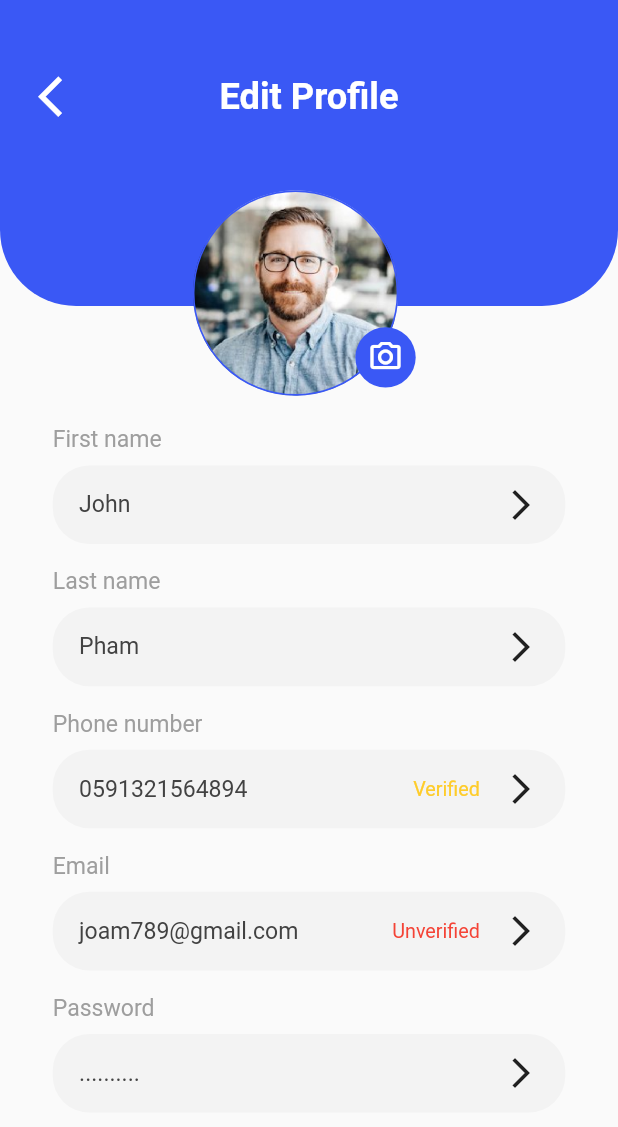
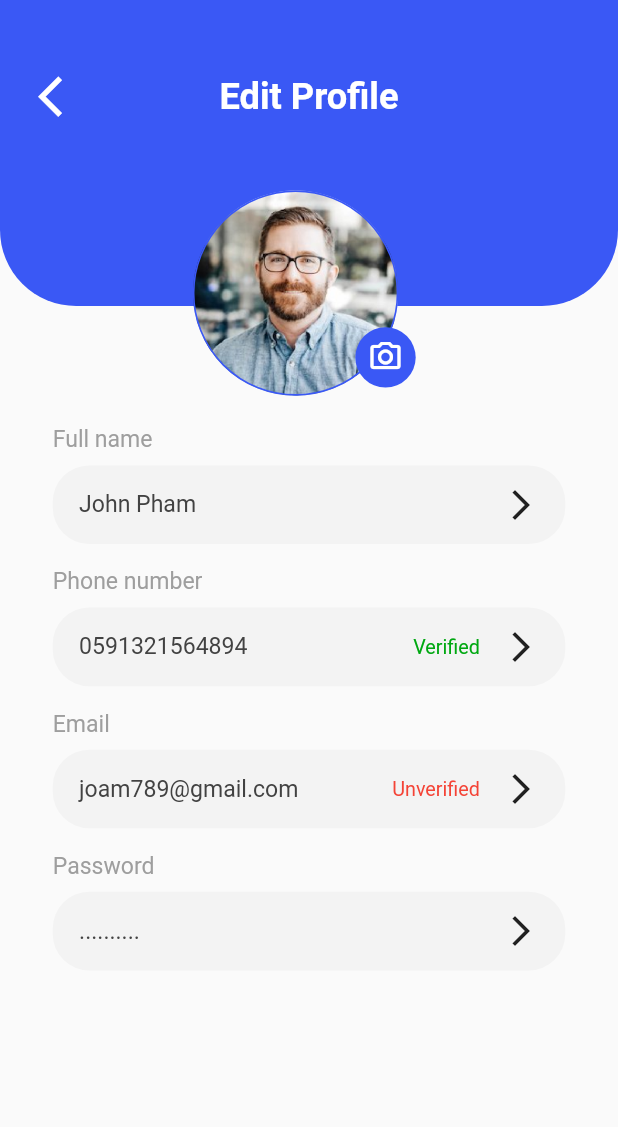
Before and after one commit to AhmedZaeem/lamp, a Flutter app: the EditProfile screen opened directly, on a phone screen of 412 x 824 dp. Shown: the top 1127 px of the screen. Run offline on Flutter 3.47's test engine with Material 2 defaults, Android fonts, the phone set to English and light mode, and no system bars; our stand-ins replace flutter_screenutil, flutter_svg, table_calendar; missing offline and left inert: cool_dropdown; generated files the repository leaves out were written again.

Commit message:
profile settings

```diff
--- a/lib/Screens/EditField.dart
+++ b/lib/Screens/EditField.dart
@@ -18,10 +18,8 @@ class _EditFiledState extends State<EditFiled> {
   void initState() {
     super.initState();
     _textController = TextEditingController(
-        text: widget.index == 0
-            ? 'John'
-            : widget.index == 1
-                ? 'Pham'
+        text: widget.index == 1
+            ? 'John Pham'
             : widget.index == 2
                 ? '0591321564894'
                 : widget.index == 3
@@ -39,10 +37,8 @@ class _EditFiledState extends State<EditFiled> {
 
   @override
   Widget build(BuildContext context) {
-    String field = widget.index == 0
-        ? 'First name'
-        : widget.index == 1
-            ? 'Lst name'
+    String field = widget.index == 1
+        ? 'Full name'
         : widget.index == 2
             ? 'Phone Number'
             : widget.index == 3
--- a/lib/Screens/EditProfile.dart
+++ b/lib/Screens/EditProfile.dart
@@ -103,24 +103,12 @@ class _EditProfileState extends State<EditProfile> with NavigatorHelper {
                 crossAxisAlignment: CrossAxisAlignment.start,
                 children: [
                   Text(
-                    'First name',
+                    'Full name',
                     style: textStyle(),
                   ),
                   SizedBox(height: 8.h),
                   MyProfileField(
-                    hint: 'John',
-                    onTap: () {
-                      jump(context, const EditFiled(index: 0));
-                    },
-                  ),
-                  SizedBox(height: 16.h),
-                  Text(
-                    'Last name',
-                    style: textStyle(),
-                  ),
-                  SizedBox(height: 8.h),
-                  MyProfileField(
-                    hint: 'Pham',
+                    hint: 'John Pham',
                     onTap: () {
                       jump(context, const EditFiled(index: 1));
                     },
@@ -138,7 +126,7 @@ class _EditProfileState extends State<EditProfile> with NavigatorHelper {
                     },
                     leading: Text('Verified',
                         style: TextStyle(
-                          color: const Color(0xffFECC2A),
+                          color: const Color(0xff00A811),
                           fontSize: 12.sp,
                         )),
                   ),
--- a/lib/Screens/HomeViews/CartView.dart
+++ b/lib/Screens/HomeViews/CartView.dart
@@ -69,7 +69,7 @@ class _CartViewState extends State<CartView> {
                       format.format(cartItems[index].dateOfDelivery);
                   return Container(
                     clipBehavior: Clip.antiAlias,
-                    height: 142.h,
+                    height: 152.h,
                     width: double.infinity,
                     decoration: BoxDecoration(
                       border: Border.all(
--- a/lib/Screens/HomeViews/ContactView.dart
+++ b/lib/Screens/HomeViews/ContactView.dart
@@ -132,7 +132,7 @@ class _MessegesViewState extends State<ContactView> {
           Container(
             height: 110.h,
             width: double.infinity,
-            padding: EdgeInsets.only(right: 16.w, left: 16.w, top: 10.h),
+            padding: EdgeInsets.only(right: 8.w, left: 8.w, top: 10.h),
             decoration: BoxDecoration(
               color: Colors.white,
               border: Border.all(color: const Color(0xff707070), width: 1.w),
@@ -145,7 +145,7 @@ class _MessegesViewState extends State<ContactView> {
                   margin: EdgeInsets.symmetric(vertical: 4.h),
                   child: SizedBox(
                     height: 40.h,
-                    width: 297.w,
+                    width: 310.w,
                     child: TextField(
                       textAlignVertical: TextAlignVertical.bottom,
                       onSubmitted: (value) {},
--- a/lib/Screens/onBoarding.dart
+++ b/lib/Screens/onBoarding.dart
@@ -39,7 +39,8 @@ class _onBoardingState extends State<onBoarding> with NavigatorHelper {
         elevation: 0,
       ),
       extendBodyBehindAppBar: true,
-      body: Container(
+      body: Expanded(
+        child: Container(
           decoration: BoxDecoration(
             image: DecorationImage(
               image: AssetImage('assets/images/boarding$index.jpg'),
@@ -121,6 +122,7 @@ class _onBoardingState extends State<onBoarding> with NavigatorHelper {
             ),
           ),
         ),
+      ),
     );
   }
 }
```
Also changed, not shown: lib/Screens/HomeViews/ProfileView.dart (+7 -0 lines), lib/Screens/auth/Login.dart (+2 -6 lines), lib/Screens/auth/Signup.dart (+24 -11 lines), lib/Screens/payment/AddCreditcard.dart (+6 -5 lines), lib/l10n/en.arb (+4 -3 lines). Lines whose indentation alone changed are shown as unchanged.
